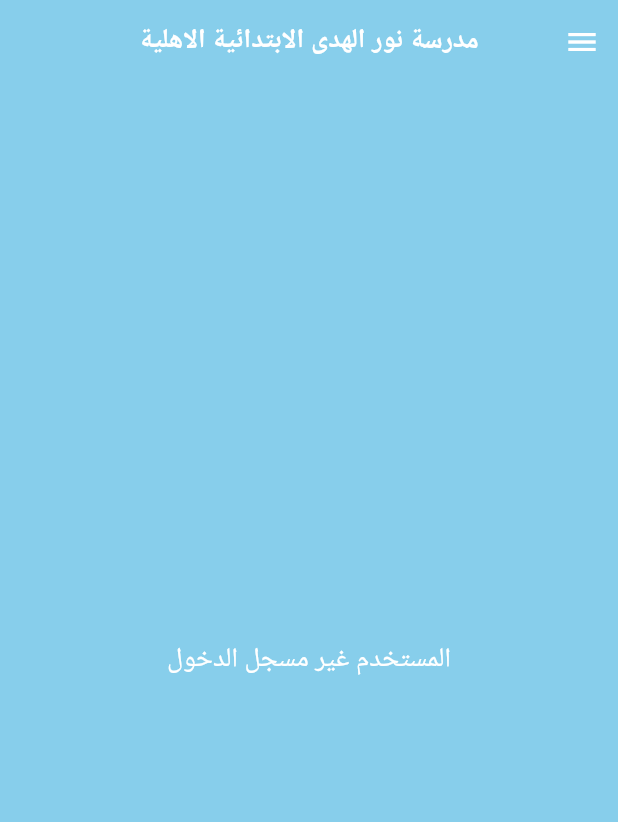
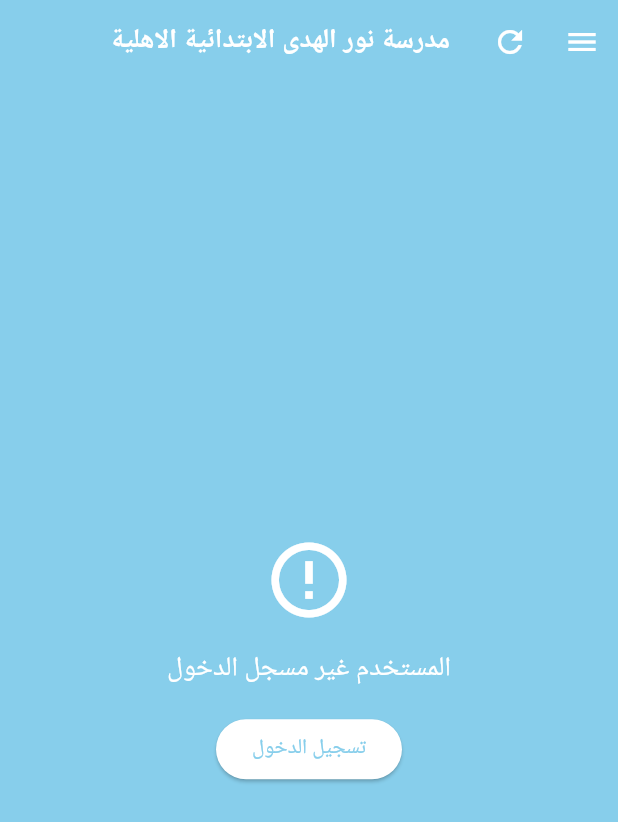
Before and after one commit to mahmoodalobaidy01/seraj, a Flutter app: the MainScreen screen opened directly, on a phone screen of 412 x 824 dp. Shown: the top 822 px of the screen. Run offline on Flutter 3.47's test engine with Material 3 defaults, Android fonts, the phone set to English and light mode, and no system bars; our stand-ins replace get, shared_preferences; missing offline and left inert: mobile_scanner; accounts and stored records are empty.

Commit message:
new changes

```diff
--- a/seraj/lib/screens/main_screen.dart
+++ b/seraj/lib/screens/main_screen.dart
@@ -15,7 +15,12 @@ class _MainScreenState extends State<MainScreen> {
   @override
   void initState() {
     super.initState();
-    // No need to fetch data here since UserController handles it
+    // Refresh profile data when screen loads
+    WidgetsBinding.instance.addPostFrameCallback((_) {
+      if (userController.isAuthenticated) {
+        userController.refreshProfile();
+      }
+    });
   }
 
   @override
@@ -38,6 +43,13 @@ class _MainScreenState extends State<MainScreen> {
         elevation: 0,
         centerTitle: true,
         actions: [
+          // Refresh button
+          IconButton(
+            icon: const Icon(Icons.refresh),
+            onPressed: () {
+              userController.refreshProfile();
+            },
+          ),
           IconButton(
             icon: const Icon(Icons.menu),
             onPressed: () {
@@ -58,13 +70,39 @@ class _MainScreenState extends State<MainScreen> {
         }
 
         return user == null
-            ? const Center(
-                child: Text(
+            ? Center(
+                child: Column(
+                  mainAxisAlignment: MainAxisAlignment.center,
+                  children: [
+                    const Icon(
+                      Icons.error_outline,
+                      color: Colors.white,
+                      size: 60,
+                    ),
+                    const SizedBox(height: 16),
+                    const Text(
                       'المستخدم غير مسجل الدخول',
                       style: TextStyle(color: Colors.white, fontSize: 18),
                     ),
+                    const SizedBox(height: 16),
+                    ElevatedButton(
+                      onPressed: () => Get.offAndToNamed('/login'),
+                      style: ElevatedButton.styleFrom(
+                        backgroundColor: Colors.white,
+                        foregroundColor: const Color(0xFF87CEEB),
+                      ),
+                      child: const Text('تسجيل الدخول'),
+                    ),
+                  ],
+                ),
               )
-            : SingleChildScrollView(
+            : RefreshIndicator(
+                color: const Color(0xFF87CEEB),
+                onRefresh: () async {
+                  await userController.refreshProfile();
+                },
+                child: SingleChildScrollView(
+                  physics: const AlwaysScrollableScrollPhysics(),
                   padding: const EdgeInsets.all(20.0),
                   child: Column(
                     children: [
@@ -89,6 +127,15 @@ class _MainScreenState extends State<MainScreen> {
                                 child: Image.network(
                                   userController.teacherImageUrl!,
                                   fit: BoxFit.cover,
+                                  loadingBuilder: (context, child, loadingProgress) {
+                                    if (loadingProgress == null) return child;
+                                    return const Center(
+                                      child: CircularProgressIndicator(
+                                        color: Colors.white,
+                                        strokeWidth: 2,
+                                      ),
+                                    );
+                                  },
                                   errorBuilder: (context, error, stackTrace) {
                                     return const Icon(
                                       Icons.person,
@@ -105,26 +152,44 @@ class _MainScreenState extends State<MainScreen> {
                               ),
                       ),
                       const SizedBox(height: 20),
-                    // Teacher Position
+
+                      // Teacher Position (only for teachers/leaders)
+                      if (teacher?.teacherPosition != null) ...[
                         Text(
-                      teacher?.teacherPosition ?? 'الاستاذة',
+                          teacher!.teacherPosition,
                           style: const TextStyle(
-                        fontSize: 20,
-                        fontWeight: FontWeight.bold,
+                            fontSize: 18,
+                            fontWeight: FontWeight.w600,
                             color: Colors.white,
                           ),
                         ),
-                    const SizedBox(height: 10),
-                    // Teacher Name
+                        const SizedBox(height: 5),
+                      ] else ...[
                         Text(
-                      teacher?.teacherName ?? user?.name ?? 'المستخدم',
+                          _getRoleDisplayName(user.role),
+                          style: const TextStyle(
+                            fontSize: 18,
+                            fontWeight: FontWeight.w600,
+                            color: Colors.white,
+                          ),
+                        ),
+                        const SizedBox(height: 5),
+                      ],
+
+                      // Display Name (using the new displayName getter)
+                      Text(
+                        userController.displayName.isNotEmpty
+                            ? userController.displayName
+                            : 'المستخدم',
                         style: const TextStyle(
                           fontSize: 24,
                           fontWeight: FontWeight.bold,
                           color: Colors.white,
                         ),
+                        textAlign: TextAlign.center,
                       ),
                       const SizedBox(height: 40),
+
                       // Grid of Options
                       GridView.count(
                         shrinkWrap: true,
@@ -132,93 +197,103 @@ class _MainScreenState extends State<MainScreen> {
                         crossAxisCount: 2,
                         crossAxisSpacing: 15,
                         mainAxisSpacing: 15,
-                      childAspectRatio: 1.1,
+                        childAspectRatio: 0.9,
                         children: [
+                          // إرسال تبليغ علمي
                           _buildOptionCard(
                             icon: Icons.send,
                             title: 'إرسال تبليغ علمي',
-                          color: const Color(0xFF4CAF50),
+                            color: const Color(0xFF4DD0E1),
                             onTap: () {
                               // Navigate to scientific notification
                             },
                           ),
+                          // الاختبارات
                           _buildOptionCard(
                             icon: Icons.calculate,
                             title: 'الاختبارات',
-                          color: const Color(0xFFFF9800),
+                            color: const Color(0xFFFF6B6B),
                             onTap: () {
                               // Navigate to tests
                             },
                           ),
+                          // إرسال تبليغ إداري
                           _buildOptionCard(
                             icon: Icons.campaign,
                             title: 'إرسال تبليغ إداري',
-                          color: const Color(0xFF2196F3),
+                            color: const Color(0xFF4FC3F7),
                             onTap: () {
                               // Navigate to administrative notification
                             },
                           ),
+                          // الواجبات البيتية
                           _buildOptionCard(
-                          icon: Icons.assignment,
+                            icon: Icons.menu_book,
                             title: 'الواجبات البيتية',
-                          color: const Color(0xFF607D8B),
+                            color: const Color(0xFF90A4AE),
                             onTap: () {
                               // Navigate to homework
                             },
                           ),
+                          // المراسلة
                           _buildOptionCard(
-                          icon: Icons.chat,
+                            icon: Icons.chat_bubble,
                             title: 'المراسلة',
-                          color: const Color(0xFFE91E63),
-                          badgeCount: 3,
+                            color: const Color(0xFFE57373),
+                            badgeCount: 9,
                             onTap: () {
                               // Navigate to messages
                             },
                           ),
+                          // التبليغات الإدارية المستلمة
                           _buildOptionCard(
                             icon: Icons.notifications,
                             title: 'التبليغات الإدارية المستلمة',
-                          color: const Color(0xFF00BCD4),
+                            color: const Color(0xFF4DD0E1),
                             onTap: () {
                               // Navigate to received notifications
                             },
                           ),
+                          // الدروس الالكترونية
                           _buildOptionCard(
-                          icon: Icons.school,
+                            icon: Icons.computer,
                             title: 'الدروس الالكترونية',
-                          color: const Color(0xFF9C27B0),
+                            color: const Color(0xFF81C784),
                             onTap: () {
                               // Navigate to e-lessons
                             },
                           ),
+                          // الغيابات
                           _buildOptionCard(
-                          icon: Icons.event_note,
+                            icon: Icons.assignment,
                             title: 'الغيابات',
-                          color: const Color(0xFF795548),
+                            color: const Color(0xFFD4A574),
                             onTap: () {
                               // Navigate to absences
                             },
                           ),
+                          // التبليغات الإدارية المرسلة
                           _buildOptionCard(
                             icon: Icons.description,
                             title: 'التبليغات الإدارية المرسلة',
-                          color: const Color(0xFFFFEB3B),
-                          iconColor: Colors.black87,
+                            color: const Color(0xFFFFD54F),
                             onTap: () {
                               // Navigate to sent administrative notifications
                             },
                           ),
+                          // التبليغات العلمية المرسلة
                           _buildOptionCard(
                             icon: Icons.notifications_active,
                             title: 'التبليغات العلمية المرسلة',
-                          color: const Color(0xFFFF5722),
+                            color: const Color(0xFFFFB74D),
                             onTap: () {
                               // Navigate to sent scientific notifications
                             },
                           ),
                         ],
                       ),
-                    const SizedBox(height: 20),
+                      const SizedBox(height: 30),
+
                       // Logout Button
                       ElevatedButton.icon(
                         onPressed: () => _showLogoutConfirmation(context),
@@ -240,9 +315,24 @@ class _MainScreenState extends State<MainScreen> {
                       ),
                     ],
                   ),
+                ),
               );
       }),
     );
+  }
+
+  // Get role display name
+  String _getRoleDisplayName(String role) {
+    switch (role) {
+      case 'leader':
+        return 'المرشد';
+      case 'teacher':
+        return 'الاستاذة';
+      case 'student':
+        return 'طالب';
+      default:
+        return 'الاستاذة';
+    }
   }
 
   Widget _buildOptionCard({
@@ -258,71 +348,78 @@ class _MainScreenState extends State<MainScreen> {
       child: Container(
         decoration: BoxDecoration(
           color: Colors.white,
-          borderRadius: BorderRadius.circular(15),
+          borderRadius: BorderRadius.circular(20),
           boxShadow: [
             BoxShadow(
               color: Colors.black.withOpacity(0.1),
-              blurRadius: 5,
-              offset: const Offset(0, 2),
+              blurRadius: 8,
+              offset: const Offset(0, 4),
             ),
           ],
         ),
+        child: Padding(
+          padding: const EdgeInsets.all(20.0),
           child: Column(
             mainAxisAlignment: MainAxisAlignment.center,
             children: [
               Stack(
+                clipBehavior: Clip.none,
                 children: [
                   Container(
-                  padding: const EdgeInsets.all(16),
+                    width: 60,
+                    height: 60,
                     decoration: BoxDecoration(
                       color: color,
-                    borderRadius: BorderRadius.circular(12),
+                      borderRadius: BorderRadius.circular(15),
                     ),
                     child: Icon(
                       icon,
                       color: iconColor,
-                    size: 32,
+                      size: 28,
                     ),
                   ),
                   if (badgeCount != null)
                     Positioned(
-                    right: 0,
-                    top: 0,
+                      right: -8,
+                      top: -8,
                       child: Container(
-                      padding: const EdgeInsets.all(4),
+                        padding: const EdgeInsets.all(6),
                         decoration: const BoxDecoration(
                           color: Colors.red,
                           shape: BoxShape.circle,
                         ),
+                        constraints: const BoxConstraints(
+                          minWidth: 24,
+                          minHeight: 24,
+                        ),
                         child: Text(
-                        badgeCount.toString(),
+                          badgeCount > 99 ? '99+' : badgeCount.toString(),
                           style: const TextStyle(
                             color: Colors.white,
                             fontSize: 12,
                             fontWeight: FontWeight.bold,
                           ),
+                          textAlign: TextAlign.center,
                         ),
                       ),
                     ),
                 ],
               ),
-            const SizedBox(height: 12),
-            Padding(
-              padding: const EdgeInsets.symmetric(horizontal: 8),
-              child: Text(
+              const SizedBox(height: 15),
+              Text(
                 title,
                 textAlign: TextAlign.center,
                 style: TextStyle(
-                  fontSize: 13,
+                  fontSize: 14,
                   fontWeight: FontWeight.w600,
                   color: Colors.grey.shade700,
-                  height: 1.2,
+                  height: 1.3,
                 ),
                 maxLines: 2,
                 overflow: TextOverflow.ellipsis,
               ),
+            ],
           ),
-          ],
         ),
       ),
     );
```
Also changed, not shown: seraj/lib/controllers/user_controller.dart (+195 -42 lines), 6 other files. Lines whose indentation alone changed are shown as unchanged.
